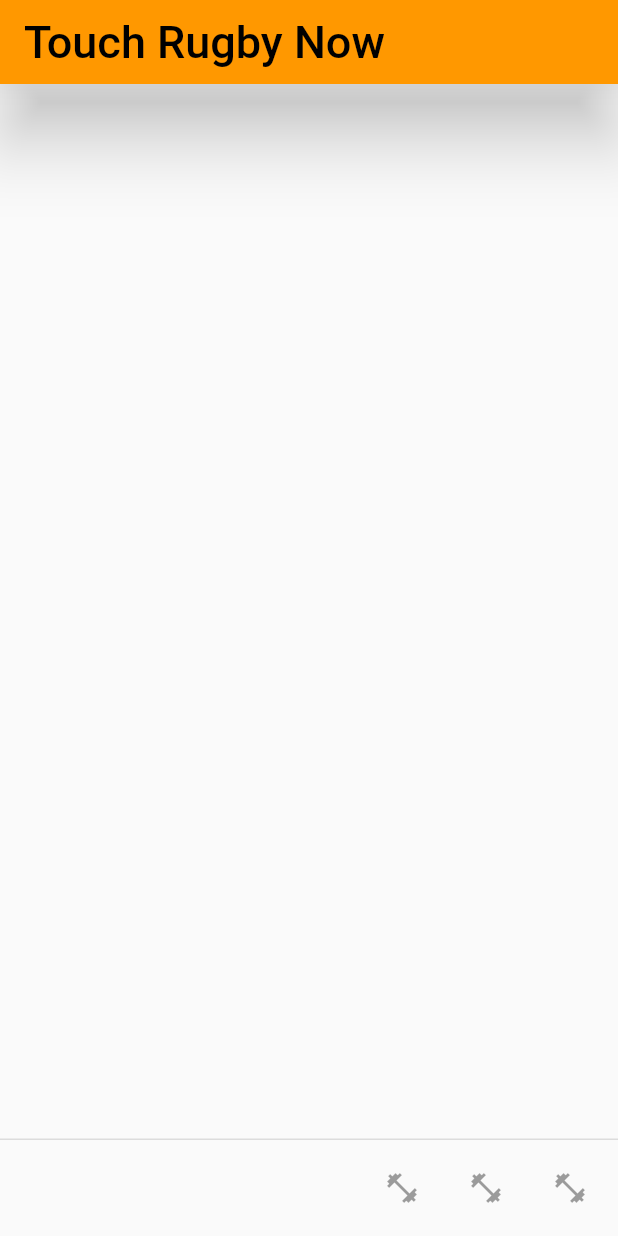
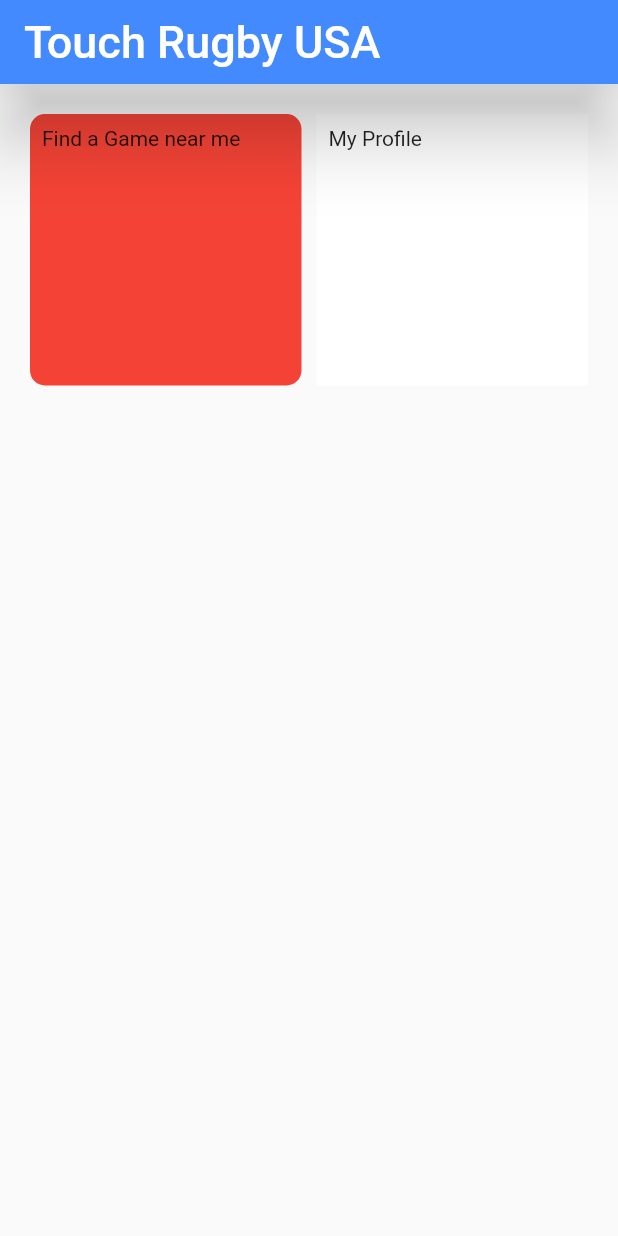
Before and after one commit to gardnerapp/rugby, a Flutter app: the screen it shows after launch, on a phone screen of 412 x 824 dp. Run offline on Flutter 3.47's test engine with Material 2 defaults, Android fonts, the phone set to English and light mode, and no system bars.

Commit message:
Home Page

```diff
--- a/lib/components/app_bar.dart
+++ b/lib/components/app_bar.dart
@@ -3,17 +3,7 @@ import 'package:rugby/components/styles/fonts.dart';
 
 AppBar customAppBar(String title){
   return AppBar(title: Text(title, style: headerStyle(),),
-    backgroundColor: Colors.orange,
+    backgroundColor: Colors.blueAccent,
     elevation: 20.0,
   );
 }
-
-List<Widget> customFooting = [
-  IconButton(icon: Icon(Icons.fitness_center), onPressed: null),
-  IconButton(icon: Icon(Icons.fitness_center), onPressed: null),
-  IconButton(icon: Icon(Icons.fitness_center), onPressed: null),
-
-
-
-
-];
--- a/lib/components/styles/fonts.dart
+++ b/lib/components/styles/fonts.dart
@@ -2,7 +2,7 @@ import 'package:flutter/material.dart';
 
 TextStyle headerStyle(){
   return TextStyle(
-    color: Colors.black,
+    color: Colors.white,
     fontSize: 30.0,
   );
 }
--- a/lib/main.dart
+++ b/lib/main.dart
@@ -25,8 +25,33 @@ class Home extends StatelessWidget {
   @override
   Widget build(BuildContext context) {
     return Scaffold(
-      appBar: customAppBar("Touch Rugby Now"),
-      persistentFooterButtons: customFooting,
-    );
+        appBar: customAppBar("Touch Rugby USA"),
+        body: Container(
+          child: GridView.count(
+            primary: false,
+            padding: const EdgeInsets.all(20),
+            crossAxisSpacing: 10,
+            mainAxisSpacing: 10,
+            crossAxisCount: 2,
+            children: <Widget>[
+              Container(
+                decoration: BoxDecoration(
+              color: Colors.red,
+              borderRadius: BorderRadius.all(Radius.circular(10.0))),
+                height: 10,
+                padding: const EdgeInsets.all(8),
+                child: Text("Find a Game near me ")
+              ),
+              Container(
+                padding: const EdgeInsets.all(8),
+                child: const Text('My Profile'),
+                color: Colors.white,
+              ),
+            ],
+          )
+        ));
   }
 }
+
+//Games Near Me, Post a Game
+//add Box shadow to each of the cards
```
